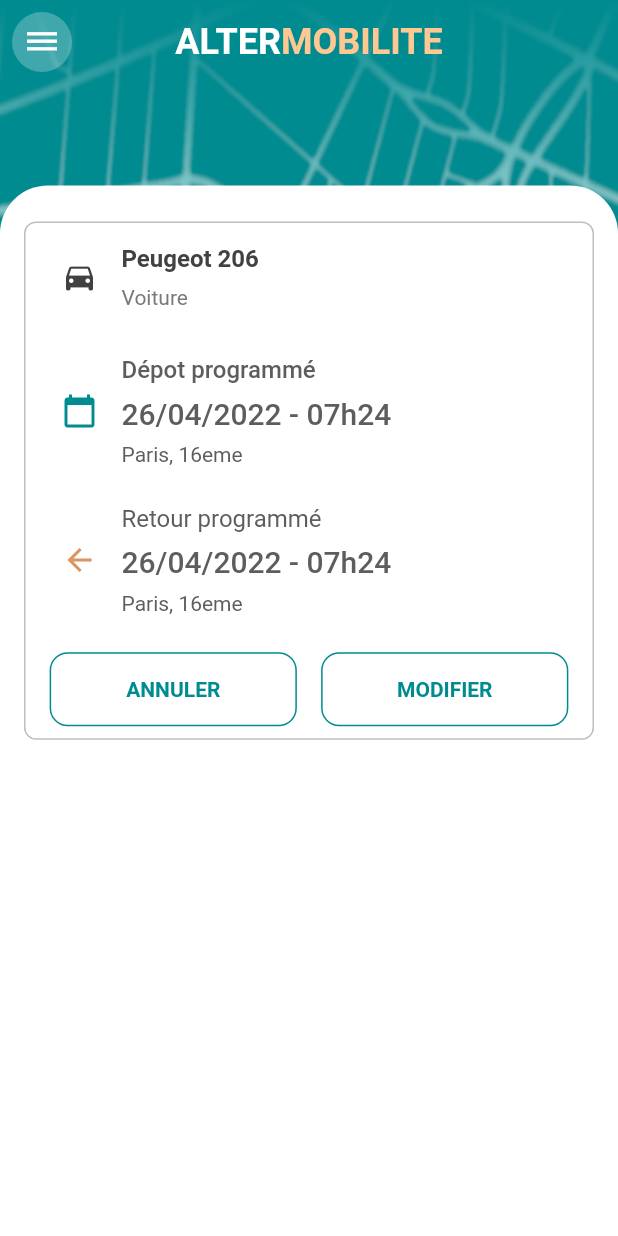
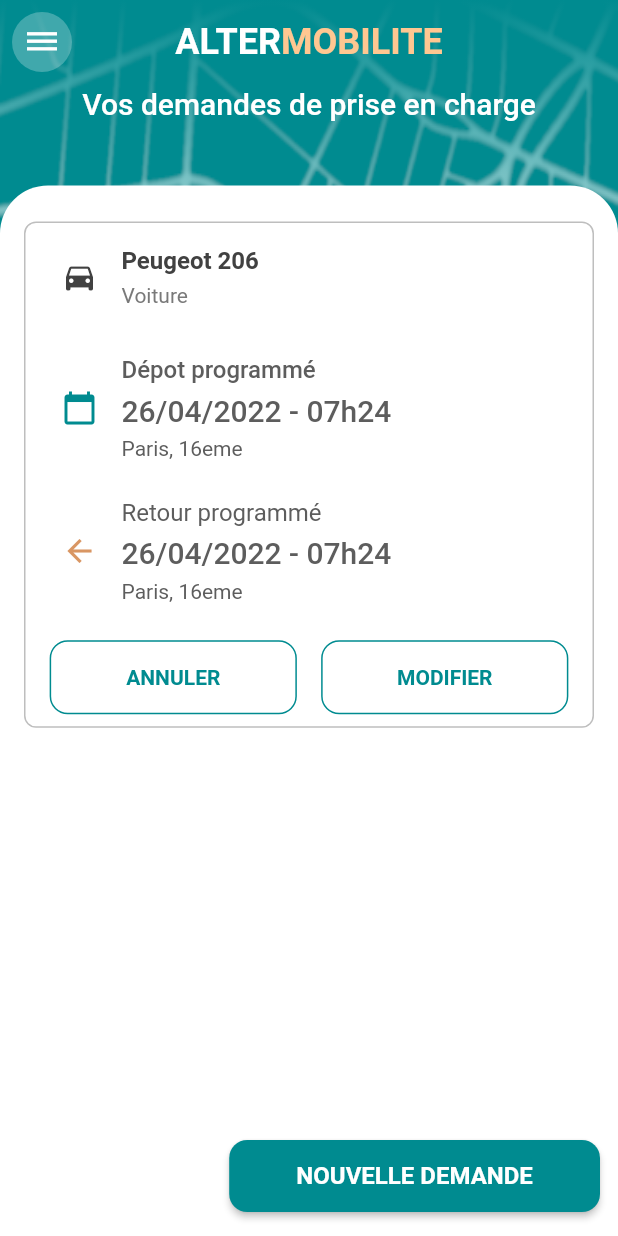
Before and after one commit to nyzart/AlterMobilite, a Flutter app: the screen it shows after launch, on a phone screen of 412 x 824 dp. Run offline on Flutter 3.47's test engine with Material 2 defaults, Android fonts, the phone set to English and light mode, and no system bars.

Commit message:
feat(Homepage): main components without state management

```diff
--- a/lib/pages/homepage.dart
+++ b/lib/pages/homepage.dart
@@ -11,7 +11,21 @@ class HomePage extends StatelessWidget {
   Widget build(BuildContext context) {
     Size size = MediaQuery.of(context).size;
 
-    return BasicContentContainer(
+    return Stack(
+      alignment: AlignmentDirectional.topCenter,
+      children: [
+        Positioned(
+          top: size.height * .07,
+          child: Text(
+            'Vos demandes de prise en charge',
+            style: TextStyle(
+              color: White.standard,
+              fontWeight: FontWeight.w500,
+              fontSize: 20,
+            ),
+          ),
+        ),
+        BasicContentContainer(
           size: size,
           child: FutureBuilder<List<ReservationsModel>>(
             future: ReservationRepository().getActualReservations(),
@@ -19,7 +33,7 @@ class HomePage extends StatelessWidget {
               if (snapshot.hasData) {
                 final data = snapshot.data;
                 return ListView.builder(
-              padding: EdgeInsets.all(0),
+                  padding: const EdgeInsets.all(0),
                   itemCount: data != null ? data.length : 0,
                   itemBuilder: (context, index) {
                     return Container(
@@ -37,13 +51,16 @@ class HomePage extends StatelessWidget {
                           ),
                           verticalSpacer(size.height * .03),
                           DepositInformations(
-                          actualDepositEvent: data[index].actualDepositEvent,
-                          actualDepositDate: data[index].programmedDepositDate,
+                              actualDepositEvent:
+                                  data[index].actualDepositEvent,
+                              actualDepositDate:
+                                  data[index].programmedDepositDate,
                               actualDepositPlace:
                                   data[index].programmedDepositPlace),
                           verticalSpacer(size.height * .03),
                           ReturnInformations(
-                          programmedReturnEvent: data[index].actualReturnEvent,
+                              programmedReturnEvent:
+                                  data[index].actualReturnEvent,
                               programmedReturnDate:
                                   data[index].programmedReturnDate,
                               programmedReturnPlace:
@@ -52,42 +69,8 @@ class HomePage extends StatelessWidget {
                           Row(
                             mainAxisAlignment: MainAxisAlignment.spaceAround,
                             children: [
-                          OutlinedButton(
-                            onPressed: () {},
-                            child: const Text(
-                              "ANNULER",
-                              style: TextStyle(fontWeight: FontWeight.w700),
-                            ),
-                            style: OutlinedButton.styleFrom(
-                              minimumSize:
-                                  Size(size.width * .4, size.height * .06),
-                              backgroundColor: White.standard,
-                              elevation: 0,
-                              shape: RoundedRectangleBorder(
-                                borderRadius: BorderRadius.circular(12),
-                              ),
-                              primary: Blue.dark,
-                              side: BorderSide(color: Blue.dark),
-                            ),
-                          ),
-                          OutlinedButton(
-                            onPressed: () {},
-                            child: const Text(
-                              "MODIFIER",
-                              style: TextStyle(fontWeight: FontWeight.w700),
-                            ),
-                            style: OutlinedButton.styleFrom(
-                              minimumSize:
-                                  Size(size.width * .4, size.height * .06),
-                              backgroundColor: White.standard,
-                              elevation: 0,
-                              shape: RoundedRectangleBorder(
-                                borderRadius: BorderRadius.circular(12),
-                              ),
-                              primary: Blue.dark,
-                              side: BorderSide(color: Blue.dark),
-                            ),
-                          ),
+                              CancelButton(size: size),
+                              ModifyButton(size: size),
                             ],
                           ),
                         ],
@@ -96,10 +79,22 @@ class HomePage extends StatelessWidget {
                   },
                 );
               } else {
-            return CircularProgressIndicator();
+                return Center(
+                  child: CircularProgressIndicator(color: Blue.dark),
+                );
               }
             },
           ),
+        ),
+        Positioned(
+          bottom: 0,
+          right: 0,
+          child: Padding(
+            padding: const EdgeInsets.fromLTRB(0, 0, 12, 16),
+            child: NewRequestButton(size: size),
+          ),
+        ),
+      ],
     );
   }
 }
--- a/lib/pages/landing_page.dart
+++ b/lib/pages/landing_page.dart
@@ -17,7 +17,8 @@ class LandingPage extends StatelessWidget {
 
     int index = indexList.indexOf("HomePage");
 
-    return Scaffold(
+    return SafeArea(
+      child: Scaffold(
         appBar: AlterMobiliteAppBar(
           size: preferredAppBarSize,
         ),
@@ -28,6 +29,7 @@ class LandingPage extends StatelessWidget {
           ],
         ),
         extendBodyBehindAppBar: true,
+      ),
     );
   }
 }
--- /dev/null
+++ b/lib/widgets/homepage/cancel_button.dart
@@ -0,0 +1,30 @@
+import 'package:flutter/material.dart';
+
+import 'package:altermobilite/constants/ui_helper.dart';
+
+class CancelButton extends StatelessWidget {
+  final Size size;
+
+  const CancelButton({Key? key, required this.size}) : super(key: key);
+
+  @override
+  Widget build(BuildContext context) {
+    return OutlinedButton(
+      onPressed: () {},
+      child: const Text(
+        "ANNULER",
+        style: TextStyle(fontWeight: FontWeight.w700),
+      ),
+      style: OutlinedButton.styleFrom(
+        minimumSize: Size(size.width * .4, size.height * .06),
+        backgroundColor: White.standard,
+        elevation: 0,
+        shape: RoundedRectangleBorder(
+          borderRadius: BorderRadius.circular(12),
+        ),
+        primary: Blue.dark,
+        side: BorderSide(color: Blue.dark),
+      ),
+    );
+  }
+}
--- a/lib/widgets/homepage/deposit_informations.dart
+++ b/lib/widgets/homepage/deposit_informations.dart
@@ -31,7 +31,7 @@ class DepositInformations extends StatelessWidget {
           crossAxisAlignment: CrossAxisAlignment.start,
           children: [
             Padding(
-              padding: const EdgeInsets.fromLTRB(0, 0, 0, 8),
+              padding: const EdgeInsets.fromLTRB(0, 0, 0, 6),
               child: Text(
                 actualDepositEvent,
                 style: TextStyle(
@@ -42,7 +42,7 @@ class DepositInformations extends StatelessWidget {
               ),
             ),
             Padding(
-              padding: const EdgeInsets.fromLTRB(0, 0, 0, 8),
+              padding: const EdgeInsets.fromLTRB(0, 0, 0, 6),
               child: Text(
                 dateFormat(DateTime.fromMillisecondsSinceEpoch(
                         actualDepositDate != null
--- a/lib/widgets/homepage/homepage.dart
+++ b/lib/widgets/homepage/homepage.dart
@@ -2,3 +2,6 @@ export '../basic_content_container.dart';
 export './vehicle_informations.dart';
 export './deposit_informations.dart';
 export './return_informations.dart';
+export './cancel_button.dart';
+export './modify_button.dart';
+export 'new_request_button.dart';
--- /dev/null
+++ b/lib/widgets/homepage/modify_button.dart
@@ -0,0 +1,30 @@
+import 'package:flutter/material.dart';
+
+import 'package:altermobilite/constants/ui_helper.dart';
+
+class ModifyButton extends StatelessWidget {
+  final Size size;
+
+  const ModifyButton({Key? key, required this.size}) : super(key: key);
+
+  @override
+  Widget build(BuildContext context) {
+    return OutlinedButton(
+      onPressed: () {},
+      child: const Text(
+        "MODIFIER",
+        style: TextStyle(fontWeight: FontWeight.w700),
+      ),
+      style: OutlinedButton.styleFrom(
+        minimumSize: Size(size.width * .4, size.height * .06),
+        backgroundColor: White.standard,
+        elevation: 0,
+        shape: RoundedRectangleBorder(
+          borderRadius: BorderRadius.circular(12),
+        ),
+        primary: Blue.dark,
+        side: BorderSide(color: Blue.dark),
+      ),
+    );
+  }
+}
--- /dev/null
+++ b/lib/widgets/homepage/new_request_button.dart
@@ -0,0 +1,31 @@
+import 'package:flutter/material.dart';
+
+import 'package:altermobilite/constants/ui_helper.dart';
+
+class NewRequestButton extends StatelessWidget {
+  final Size size;
+
+  const NewRequestButton({Key? key, required this.size}) : super(key: key);
+
+  @override
+  Widget build(BuildContext context) {
+    return ElevatedButton(
+      onPressed: () {},
+      child: Text(
+        "NOUVELLE DEMANDE",
+        style: TextStyle(
+          color: White.standard,
+          fontWeight: FontWeight.w700,
+          fontSize: 16,
+        ),
+      ),
+      style: ElevatedButton.styleFrom(
+        primary: Blue.dark,
+        shape: RoundedRectangleBorder(
+          borderRadius: BorderRadius.circular(12),
+        ),
+        minimumSize: Size(size.width * .6, 48),
+      ),
+    );
+  }
+}
--- a/lib/widgets/homepage/return_informations.dart
+++ b/lib/widgets/homepage/return_informations.dart
@@ -31,7 +31,7 @@ class ReturnInformations extends StatelessWidget {
           crossAxisAlignment: CrossAxisAlignment.start,
           children: [
             Padding(
-              padding: const EdgeInsets.fromLTRB(0, 0, 0, 8),
+              padding: const EdgeInsets.fromLTRB(0, 0, 0, 6),
               child: Text(
                 programmedReturnEvent,
                 style: TextStyle(
@@ -42,7 +42,7 @@ class ReturnInformations extends StatelessWidget {
               ),
             ),
             Padding(
-              padding: const EdgeInsets.fromLTRB(0, 0, 0, 8),
+              padding: const EdgeInsets.fromLTRB(0, 0, 0, 6),
               child: Text(
                 dateFormat(DateTime.fromMillisecondsSinceEpoch(
                         programmedReturnDate != null
--- a/lib/widgets/homepage/vehicle_informations.dart
+++ b/lib/widgets/homepage/vehicle_informations.dart
@@ -26,7 +26,7 @@ class VehicleInformations extends StatelessWidget {
           crossAxisAlignment: CrossAxisAlignment.start,
           children: [
             Padding(
-              padding: const EdgeInsets.fromLTRB(0, 0, 0, 8),
+              padding: const EdgeInsets.fromLTRB(0, 0, 0, 6),
               child: Text(
                 vehicleModel,
                 style: TextStyle(
```
Lines whose indentation alone changed are shown as unchanged.
